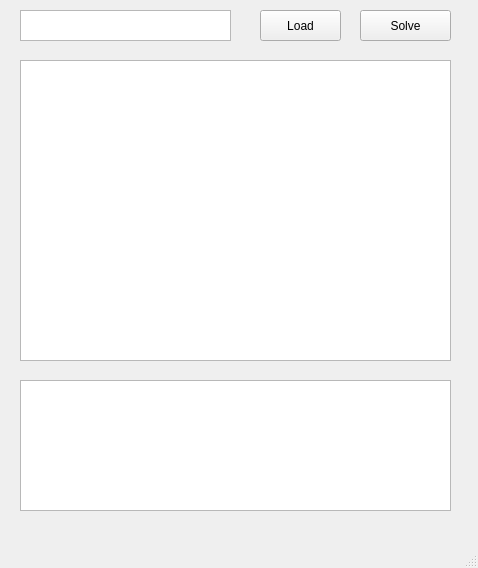
Qt form gui.ui (SudoDobryak/MO_KR) before a commit.
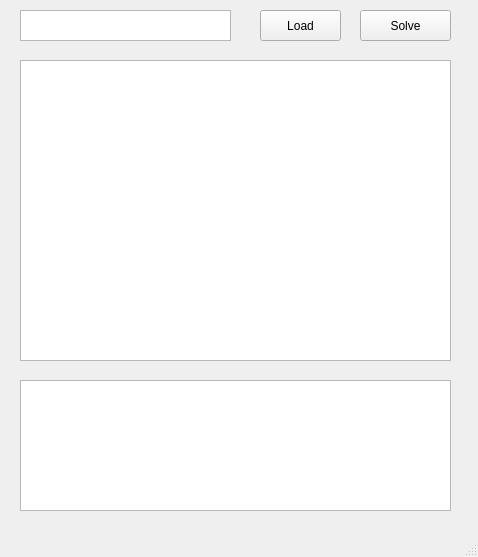
The same form after that commit.

The edit to the form file:
```diff
--- a/gui.ui
+++ b/gui.ui
@@ -7,7 +7,7 @@
     <x>0</x>
     <y>0</y>
     <width>478</width>
-    <height>568</height>
+    <height>557</height>
    </rect>
   </property>
   <property name="windowTitle">
```
